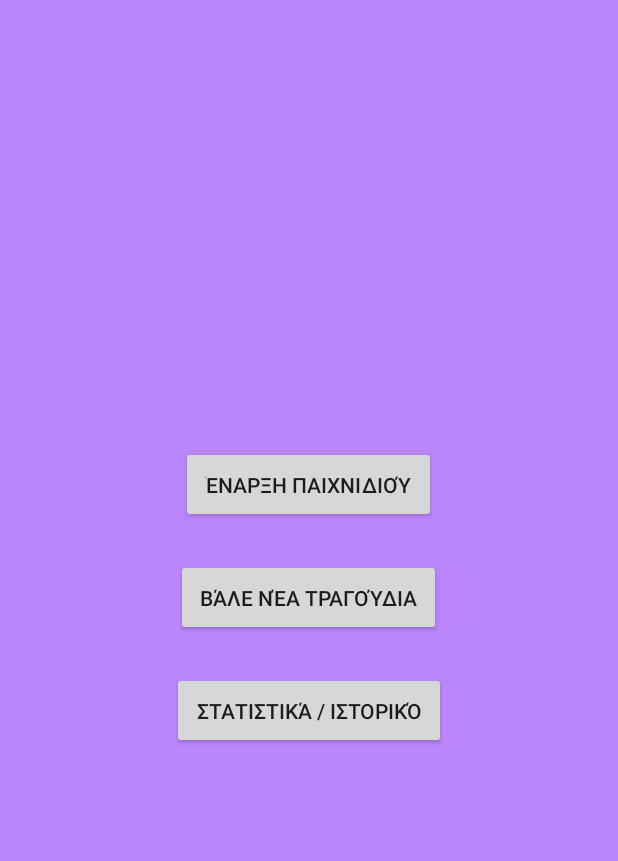
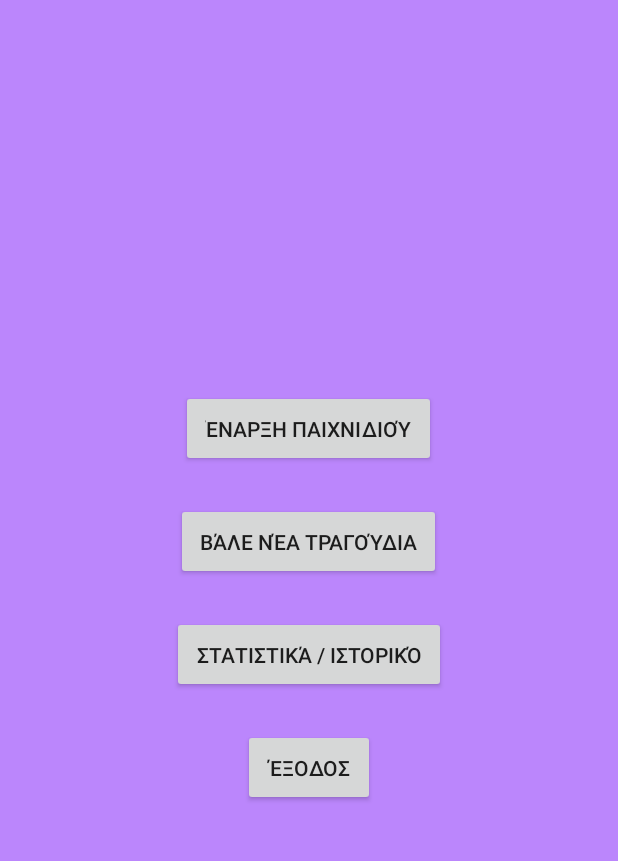
Before and after one commit to nikolassc/Guess-the-song-Android-App, an Android app built with Jetpack Compose: the screen it shows after launch (MainActivity), on a phone screen of 412 x 824 dp, the part 62-923 px from its top. Run offline under Robolectric (Android 15) with nearby library versions, the phone set to English and light mode, and no system bars; our stand-ins replace Room's generated code.

```diff
--- a/app/src/main/java/com/example/gsong/MainActivity.java
+++ b/app/src/main/java/com/example/gsong/MainActivity.java
@@ -20,9 +20,12 @@ import java.lang.reflect.Type;
 import java.nio.charset.StandardCharsets;
 import java.util.List;
 
+import androidx.appcompat.app.AlertDialog;
+
+
 public class MainActivity extends AppCompatActivity {
 
-    Button buttonStartGame, buttonAddSongs, buttonStats;
+    Button buttonStartGame, buttonAddSongs, buttonStats, buttonExit ;
 
     @Override
     protected void onCreate(Bundle savedInstanceState) {
@@ -41,6 +44,7 @@ public class MainActivity extends AppCompatActivity {
         buttonStartGame = findViewById(R.id.button_start_game);
         buttonAddSongs = findViewById(R.id.button_add_songs);
         buttonStats = findViewById(R.id.button_stats);
+        buttonExit = findViewById(R.id.button_exit);
 
         buttonStartGame.setOnClickListener(v -> {
             Intent intent = new Intent(MainActivity.this, GameActivity.class);
@@ -56,6 +60,17 @@ public class MainActivity extends AppCompatActivity {
             Intent intent = new Intent(MainActivity.this, StatsActivity.class);
             startActivity(intent);
         });  */
+        buttonExit.setOnClickListener(v -> {
+            new AlertDialog.Builder(MainActivity.this)
+                    .setTitle("Έξοδος")
+                    .setMessage("Είστε σίγουροι ότι θέλετε να κλείσετε την εφαρμογή;")
+                    .setPositiveButton("Ναι", (dialog, which) -> finishAffinity())
+                    .setNegativeButton("Όχι", null)
+                    .show();
+        });
+
+
+
     }
 
     private void preloadSongsFromJson(Context context) {
--- a/app/src/main/res/layout/activity_main.xml
+++ b/app/src/main/res/layout/activity_main.xml
@@ -43,6 +43,14 @@
             android:layout_height="wrap_content"
             android:text="Στατιστικά / Ιστορικό"
             android:padding="16dp" />
+        <Button
+            android:id="@+id/button_exit"
+            android:layout_width="wrap_content"
+            android:layout_height="wrap_content"
+            android:text="Έξοδος"
+            android:padding="16dp"
+            android:layout_marginTop="24dp" />
+
 
     </LinearLayout>
 
```
